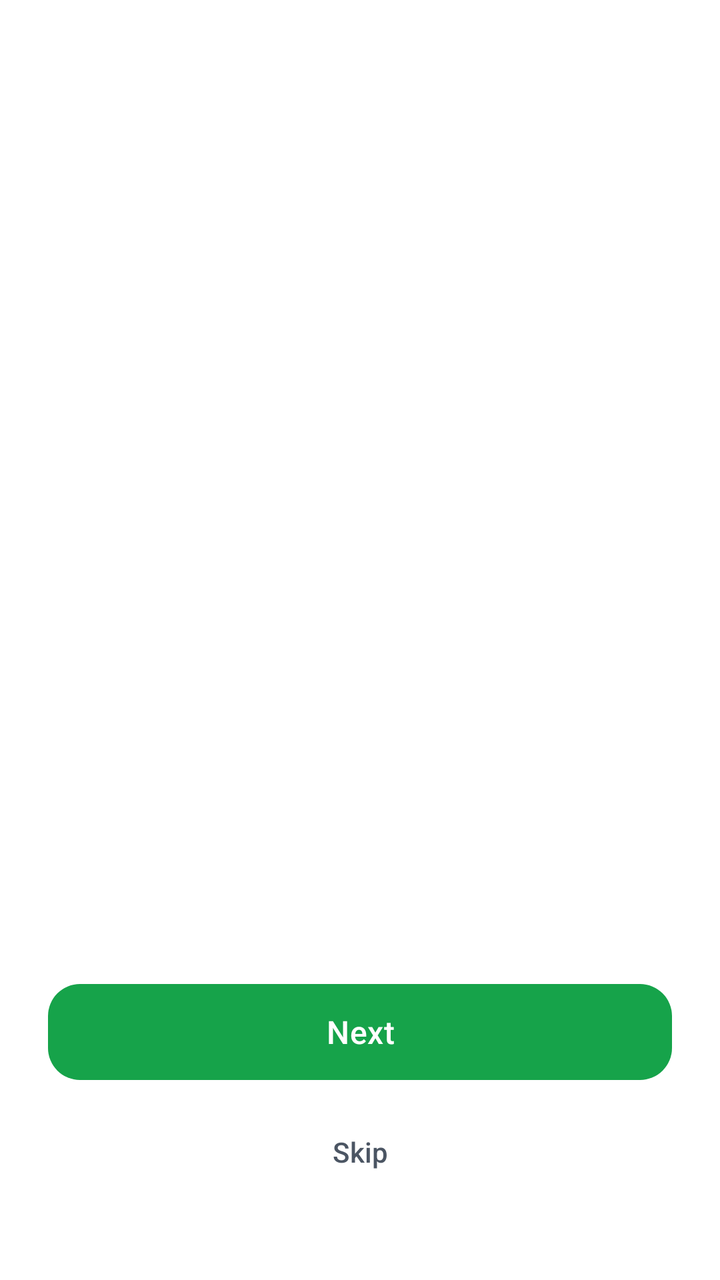
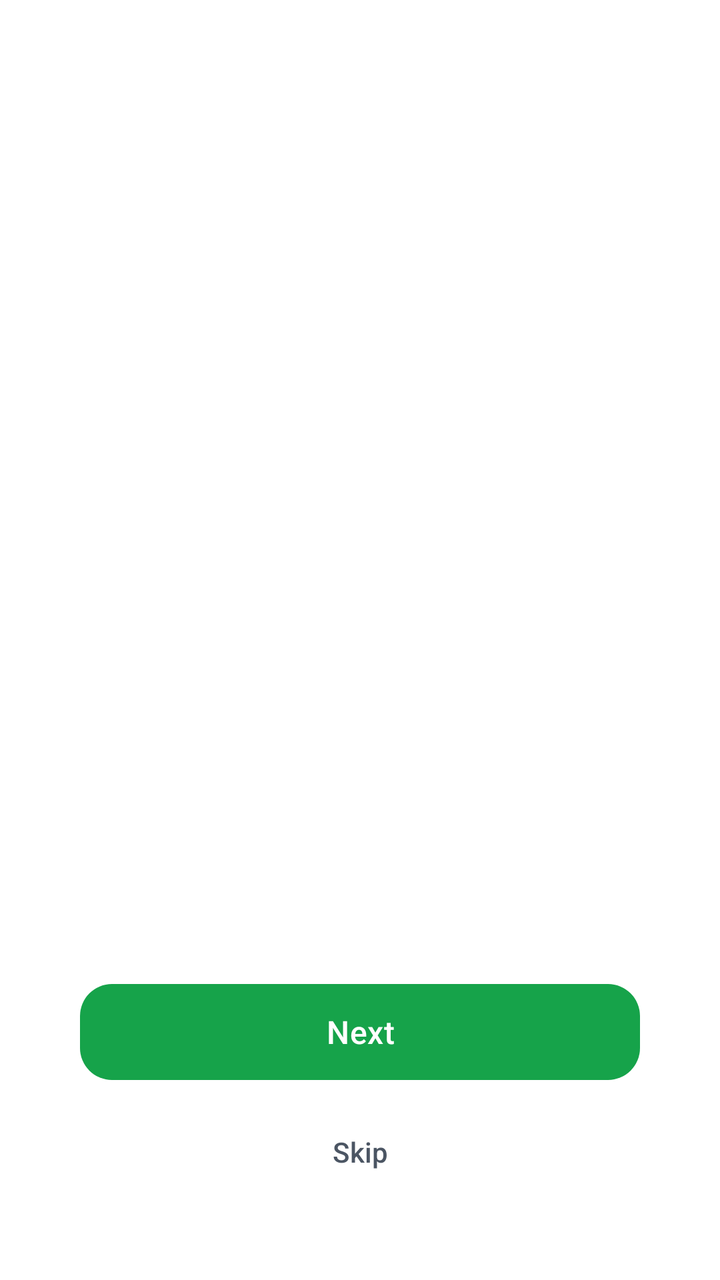

Before-and-after screenshots of an Android layout around one commit, followed by the original layout XML and the change that was made.
<!-- AndroidManifest.xml: application theme Theme.PlantDiseases -->
<!-- res/layout/activity_onboarding.xml -->
<?xml version="1.0" encoding="utf-8"?>
<androidx.constraintlayout.widget.ConstraintLayout
    xmlns:android="http://schemas.android.com/apk/res/android"
    xmlns:app="http://schemas.android.com/apk/res-auto"
    android:layout_width="match_parent"
    android:layout_height="match_parent"
    android:background="@color/background">

    <androidx.viewpager2.widget.ViewPager2
        android:id="@+id/view_pager"
        android:layout_width="0dp"
        android:layout_height="0dp"
        app:layout_constraintTop_toTopOf="parent"
        app:layout_constraintBottom_toTopOf="@id/bottom_section"
        app:layout_constraintStart_toStartOf="parent"
        app:layout_constraintEnd_toEndOf="parent" />

    <LinearLayout
        android:id="@+id/bottom_section"
        android:layout_width="match_parent"
        android:layout_height="wrap_content"
        android:orientation="vertical"
        android:gravity="center_horizontal"
        android:paddingHorizontal="@dimen/space_2xl"
        android:paddingBottom="@dimen/space_4xl"
        android:fitsSystemWindows="true"
        app:layout_constraintBottom_toBottomOf="parent">

        <LinearLayout
            android:id="@+id/indicator_layout"
            android:layout_width="wrap_content"
            android:layout_height="wrap_content"
            android:orientation="horizontal"
            android:gravity="center" />

        <com.google.android.material.button.MaterialButton
            android:id="@+id/btn_next"
            android:layout_width="match_parent"
            android:layout_height="56dp"
            android:layout_marginTop="@dimen/space_3xl"
            android:text="@string/onboarding_next"
            android:textSize="@dimen/text_title_sm"
            app:cornerRadius="@dimen/radius_md"
            app:backgroundTint="@color/primary" />

        <com.google.android.material.button.MaterialButton
            android:id="@+id/btn_skip"
            style="@style/Widget.Material3.Button.TextButton"
            android:layout_width="wrap_content"
            android:layout_height="wrap_content"
            android:layout_marginTop="@dimen/space_sm"
            android:text="@string/onboarding_skip"
            android:textColor="@color/on_surface_secondary" />

    </LinearLayout>

</androidx.constraintlayout.widget.ConstraintLayout>
<!-- resources referenced by this layout -->
<resources>
  <color name="background">#FFFFFF</color>
  <color name="on_surface_secondary">#4B5563</color>
  <color name="primary">#16A34A</color>
  <dimen name="radius_md">16dp</dimen>
  <dimen name="space_2xl">24dp</dimen>
  <dimen name="space_3xl">32dp</dimen>
  <dimen name="space_4xl">40dp</dimen>
  <dimen name="space_sm">8dp</dimen>
  <dimen name="text_title_sm">16sp</dimen>
  <string name="onboarding_next">Next</string>
  <string name="onboarding_skip">Skip</string>
  <style name="Theme.PlantDiseases" parent="Theme.Material3.DayNight.NoActionBar">
          <item name="colorPrimary">@color/primary</item>
          <item name="colorPrimaryDark">@color/primary_dark</item>
          <item name="colorOnPrimary">@color/on_primary</item>
          <item name="colorPrimaryContainer">@color/primary_light</item>
          <item name="colorOnPrimaryContainer">@color/primary_dark</item>
          <item name="colorSecondary">@color/secondary</item>
          <item name="colorOnSecondary">@color/on_secondary</item>
          <item name="colorSecondaryContainer">@color/primary_light</item>
          <item name="colorOnSecondaryContainer">@color/primary_dark</item>
          <item name="android:colorBackground">@color/background</item>
          <item name="colorSurface">@color/surface</item>
          <item name="colorSurfaceVariant">@color/surface_variant</item>
          <item name="colorOnSurface">@color/on_surface</item>
          <item name="colorOnSurfaceVariant">@color/on_surface_secondary</item>
          
          <item name="colorSurfaceContainerLow">@color/surface_container_low</item>
          <item name="colorSurfaceContainer">@color/surface_container</item>
          
          <item name="android:statusBarColor">@android:color/transparent</item>
          <item name="android:windowLightStatusBar">false</item>
          <item name="android:navigationBarColor">@color/background</item>
  
          
          <item name="appBarLayoutStyle">@style/Widget.Material3.AppBarLayout</item>
  
          
          <item name="materialButtonStyle">@style/App.Button.Filled</item>
          <item name="floatingActionButtonStyle">@style/App.FAB</item>
          <item name="extendedFloatingActionButtonStyle">@style/App.FAB.Extended</item>
      </style>
  <color name="primary_dark">#15803D</color>
  <color name="on_primary">#FFFFFF</color>
  <color name="primary_light">#DCFCE7</color>
  <color name="secondary">#4ADE80</color>
  <color name="on_secondary">#052E16</color>
  <color name="surface">#FFFFFF</color>
  <color name="surface_variant">#F0FDF4</color>
  <color name="on_surface">#052E16</color>
  <color name="surface_container_low">#F4FBF6</color>
  <color name="surface_container">#ECF7F0</color>
  <style name="App.FAB" parent="Widget.Material3.FloatingActionButton.Primary">
          <item name="backgroundTint">@color/primary</item>
          <item name="tint">@color/on_primary</item>
          <item name="rippleColor">@color/primary_dark</item>
          <item name="elevation">6dp</item>
          <item name="hoveredFocusedTranslationZ">8dp</item>
          <item name="pressedTranslationZ">10dp</item>
      </style>
  <style name="App.FAB.Extended" parent="Widget.Material3.ExtendedFloatingActionButton.Primary">
          <item name="backgroundTint">@color/primary</item>
          <item name="iconTint">@color/on_primary</item>
          <item name="android:textColor">@color/on_primary</item>
          <item name="rippleColor">@color/primary_dark</item>
          <item name="elevation">6dp</item>
          <item name="android:fontFamily">sans-serif-medium</item>
          <item name="android:letterSpacing">0.02</item>
      </style>
  <style name="ShapeAppearance.App.Button" parent="ShapeAppearance.Material3.Corner.Large">
          <item name="cornerSize">24dp</item>
      </style>
  <dimen name="text_body">14sp</dimen>
  <!-- unchanged entries left out for length: 1 -->
</resources>

<!-- the commit's change to res/layout/activity_onboarding.xml (unified diff, before → after) -->
@@ -21,7 +21,7 @@
         android:layout_height="wrap_content"
         android:orientation="vertical"
         android:gravity="center_horizontal"
-        android:paddingHorizontal="@dimen/space_2xl"
+        android:paddingHorizontal="@dimen/space_4xl"
         android:paddingBottom="@dimen/space_4xl"
         android:fitsSystemWindows="true"
         app:layout_constraintBottom_toBottomOf="parent">
<!-- resource entries referenced after the edit -->
@@ -22,6 +22,8 @@
           <item name="colorSecondaryContainer">@color/primary_light</item>
           <item name="colorOnSecondaryContainer">@color/primary_dark</item>
           <item name="android:colorBackground">@color/background</item>
+          
+          <item name="android:windowBackground">@color/background</item>
           <item name="colorSurface">@color/surface</item>
           <item name="colorSurfaceVariant">@color/surface_variant</item>
           <item name="colorOnSurface">@color/on_surface</item>
